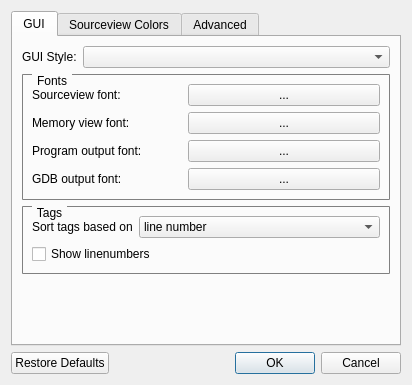
Before: the Qt Designer form src/settingsdialog.ui in jhn98032/gede, drawn with Qt 5.
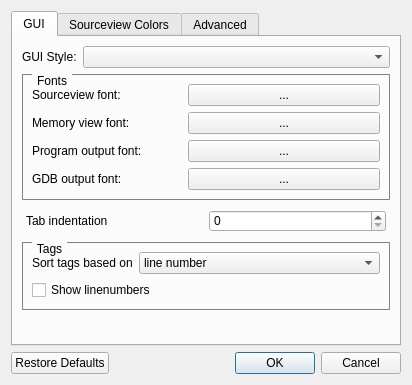
After: the same form once the commit is applied. Custom widgets are drawn as their Qt base class.

Commit message: Added tab setting

What changed in the file:
```diff
--- a/src/settingsdialog.ui
+++ b/src/settingsdialog.ui
@@ -202,6 +202,32 @@
          </layout>
         </widget>
        </item>
+       <item>
+        <layout class="QHBoxLayout" name="horizontalLayout_8">
+         <property name="leftMargin">
+          <number>4</number>
+         </property>
+         <property name="topMargin">
+          <number>4</number>
+         </property>
+         <property name="rightMargin">
+          <number>4</number>
+         </property>
+         <property name="bottomMargin">
+          <number>4</number>
+         </property>
+         <item>
+          <widget class="QLabel" name="label_16">
+           <property name="text">
+            <string>Tab indentation</string>
+           </property>
+          </widget>
+         </item>
+         <item>
+          <widget class="QSpinBox" name="spinBox_tabIndent"/>
+         </item>
+        </layout>
+       </item>
        <item>
         <widget class="QGroupBox" name="groupBox">
          <property name="styleSheet">
```
The commit also changes 7 other files.
